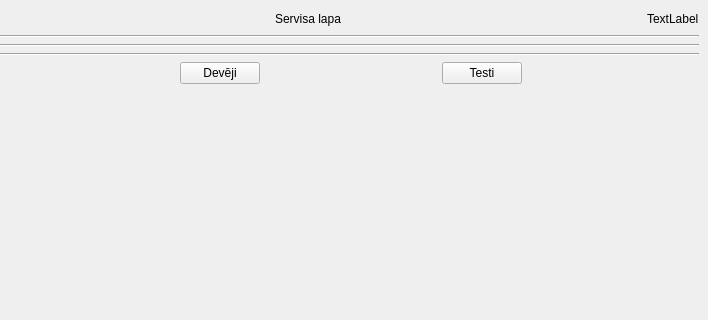
The window that hwservice.ui (kasarkonic/Sauka1) describes before a commit, drawn with Qt 5; both pictures show x 92 to 800 and y 0 to 320 of the 800 by 600 pixel window.
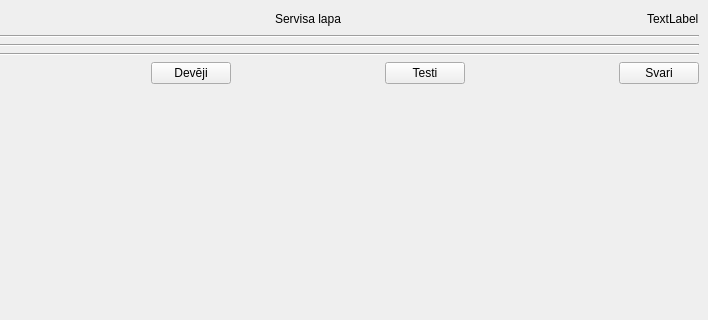
The same window after the commit.

Diff of the .ui file:
```diff
--- a/hwservice.ui
+++ b/hwservice.ui
@@ -153,6 +153,13 @@
             </property>
            </spacer>
           </item>
+          <item>
+           <widget class="QPushButton" name="pushButton_Scales">
+            <property name="text">
+             <string>Svari</string>
+            </property>
+           </widget>
+          </item>
          </layout>
         </item>
        </layout>
```
